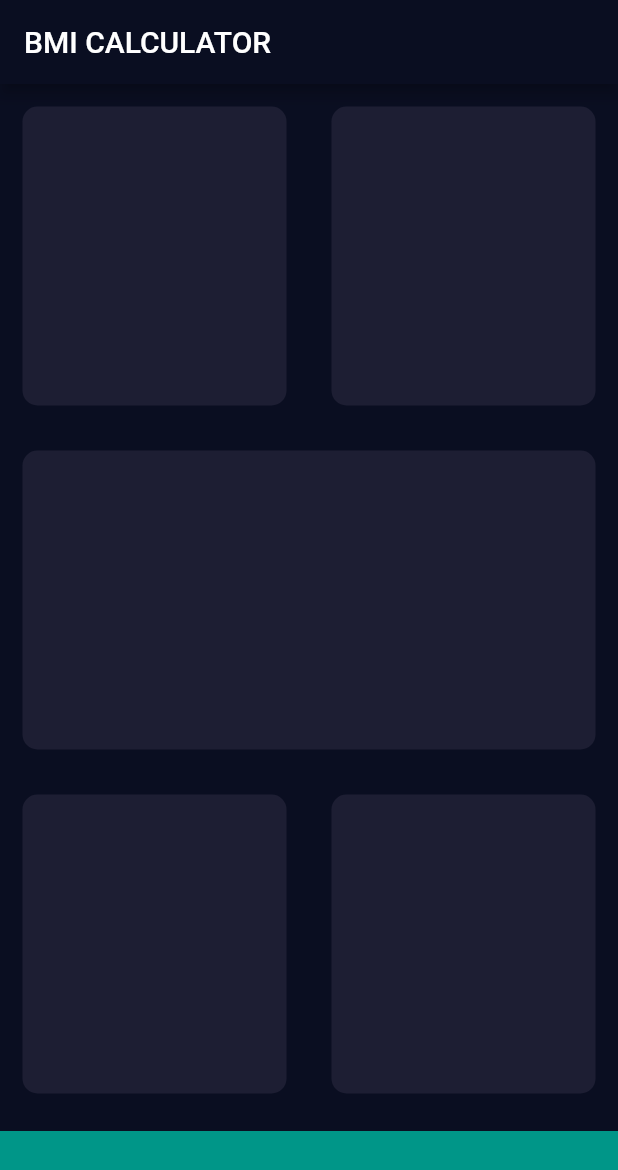
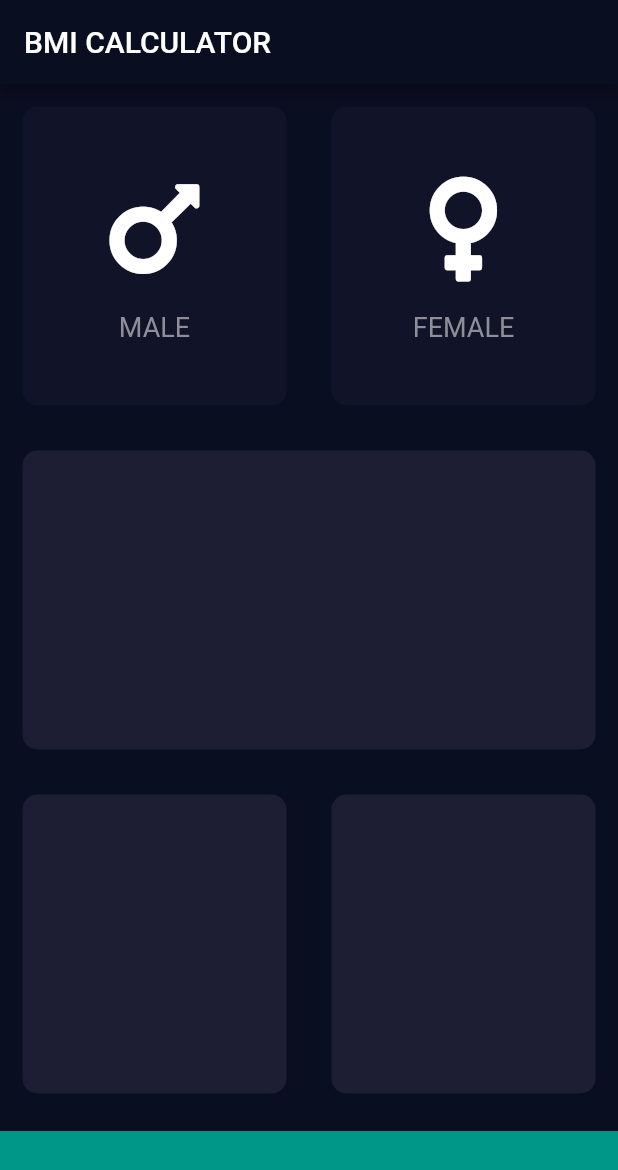
Before and after one commit to Gruja13/BMI-Calculator, a Flutter app: the screen it shows after launch, on a phone screen of 412 x 824 dp. Shown: the top 1170 px of the screen. Run offline on Flutter 3.47's test engine with Material 2 defaults, Android fonts, the phone set to English and light mode, and no system bars; our stand-ins replace font_awesome_flutter.

Commit message:
Gender cards added with switch method

```diff
--- /dev/null
+++ b/lib/icon_content.dart
@@ -0,0 +1,35 @@
+import 'package:flutter/material.dart';
+
+// Text style in card
+const labelTextStyle = TextStyle(
+  fontSize: 18.0,
+  color: Color(0xFF8D8E98),
+);
+
+// Icon card content
+class IconContent extends StatelessWidget {
+  IconContent({this.icon, this.label});
+
+  final IconData icon;
+  final String label;
+
+  @override
+  Widget build(BuildContext context) {
+    return Column(
+      mainAxisAlignment: MainAxisAlignment.center,
+      children: <Widget>[
+        Icon(
+          icon,
+          size: 80.0,
+        ),
+        SizedBox(
+          height: 15.0,
+        ),
+        Text(
+          label,
+          style: labelTextStyle,
+        ),
+      ],
+    );
+  }
+}
--- a/lib/input_page.dart
+++ b/lib/input_page.dart
@@ -1,9 +1,13 @@
 import 'package:flutter/material.dart';
+import 'package:font_awesome_flutter/font_awesome_flutter.dart';
+import 'reusable_card.dart';
+import 'icon_content.dart';
 
 const bottomContainerHeight = 70.0;
 
 // Colors palette
 const activeCardColor = Color(0xFF1D1E33);
+const inactiveCardColor = Color(0xFF111328);
 const bottomCardColor = Colors.teal;
 
 class InputPage extends StatefulWidget {
@@ -12,6 +16,30 @@ class InputPage extends StatefulWidget {
 }
 
 class _InputPageState extends State<InputPage> {
+  // State of colors for card at beginning
+  Color maleCardColor = inactiveCardColor;
+  Color femaleCardColor = inactiveCardColor;
+
+  // Switch cards: 1 = Male, 2 = female
+  void updateColor(int gender) {
+    if (gender == 1) {
+      if (maleCardColor == inactiveCardColor) {
+        femaleCardColor = inactiveCardColor;
+        maleCardColor = activeCardColor;
+      } else {
+        maleCardColor = inactiveCardColor;
+      }
+    }
+    if (gender == 2) {
+      if (femaleCardColor == inactiveCardColor) {
+        maleCardColor = inactiveCardColor;
+        femaleCardColor = activeCardColor;
+      } else {
+        femaleCardColor = inactiveCardColor;
+      }
+    }
+  }
+
   @override
   Widget build(BuildContext context) {
     return Scaffold(
@@ -24,13 +52,35 @@ class _InputPageState extends State<InputPage> {
             child: Row(
               children: <Widget>[
                 Expanded(
-                  child: new RefCard(
-                    color: activeCardColor,
+                  child: GestureDetector(
+                    onTap: () {
+                      setState(() {
+                        updateColor(1);
+                      });
+                    },
+                    child: new RefCard(
+                      color: maleCardColor,
+                      cardChild: new IconContent(
+                        icon: FontAwesomeIcons.mars,
+                        label: 'MALE',
+                      ),
+                    ),
                   ),
                 ),
                 Expanded(
-                  child: new RefCard(
-                    color: activeCardColor,
+                  child: GestureDetector(
+                    onTap: () {
+                      setState(() {
+                        updateColor(2);
+                      });
+                    },
+                    child: new RefCard(
+                      color: femaleCardColor,
+                      cardChild: new IconContent(
+                        icon: FontAwesomeIcons.venus,
+                        label: 'FEMALE',
+                      ),
+                    ),
                   ),
                 ),
               ],
@@ -68,21 +118,3 @@ class _InputPageState extends State<InputPage> {
     );
   }
 }
-
-// Card view design
-class RefCard extends StatelessWidget {
-  RefCard({@required this.color});
-
-  final Color color;
-
-  @override
-  Widget build(BuildContext context) {
-    return Container(
-      margin: EdgeInsets.all(15.0),
-      decoration: BoxDecoration(
-        color: color,
-        borderRadius: BorderRadius.circular(10.0),
-      ),
-    );
-  }
-}
--- /dev/null
+++ b/lib/reusable_card.dart
@@ -0,0 +1,22 @@
+import 'package:flutter/material.dart';
+
+// Card view design
+class RefCard extends StatelessWidget {
+  RefCard({@required this.color, this.cardChild});
+
+  final Color color;
+
+  final Widget cardChild;
+
+  @override
+  Widget build(BuildContext context) {
+    return Container(
+      child: cardChild,
+      margin: EdgeInsets.all(15.0),
+      decoration: BoxDecoration(
+        color: color,
+        borderRadius: BorderRadius.circular(10.0),
+      ),
+    );
+  }
+}
--- a/pubspec.yaml
+++ b/pubspec.yaml
@@ -11,6 +11,7 @@ dependencies:
     sdk: flutter
 
   cupertino_icons: ^0.1.2
+  font_awesome_flutter: ^8.4.0
 
 dev_dependencies:
   flutter_test:
```
